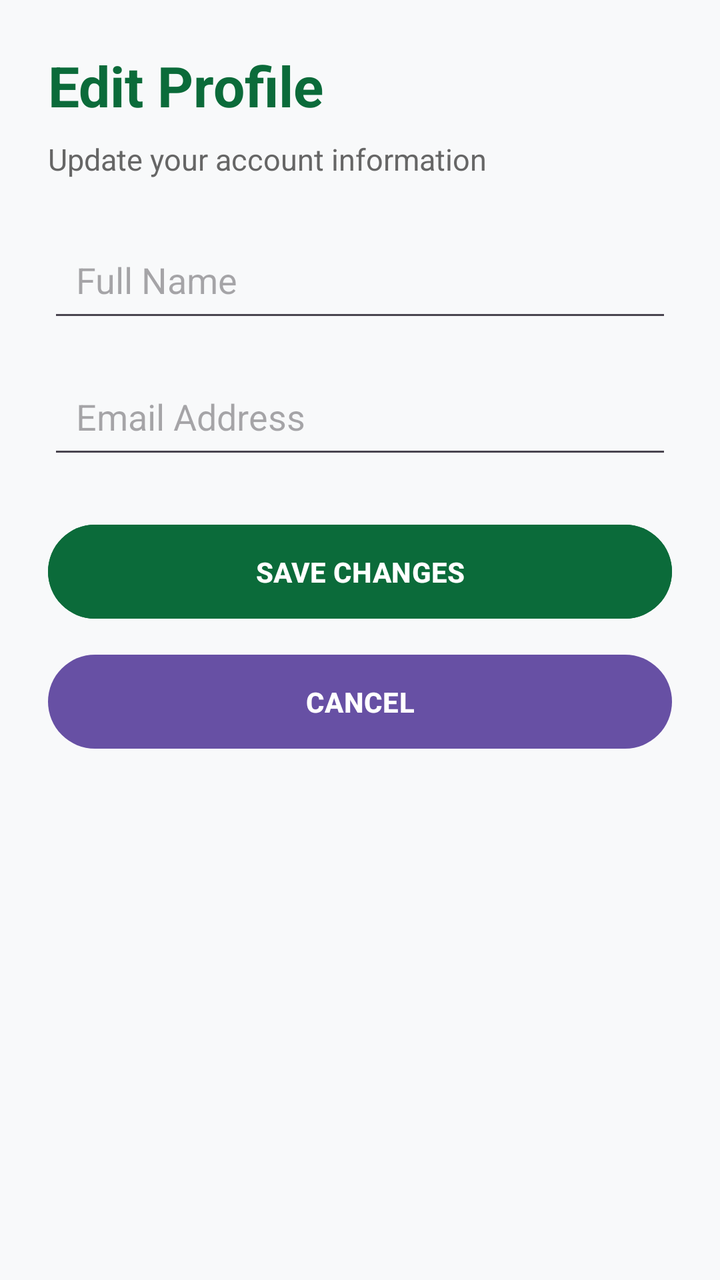
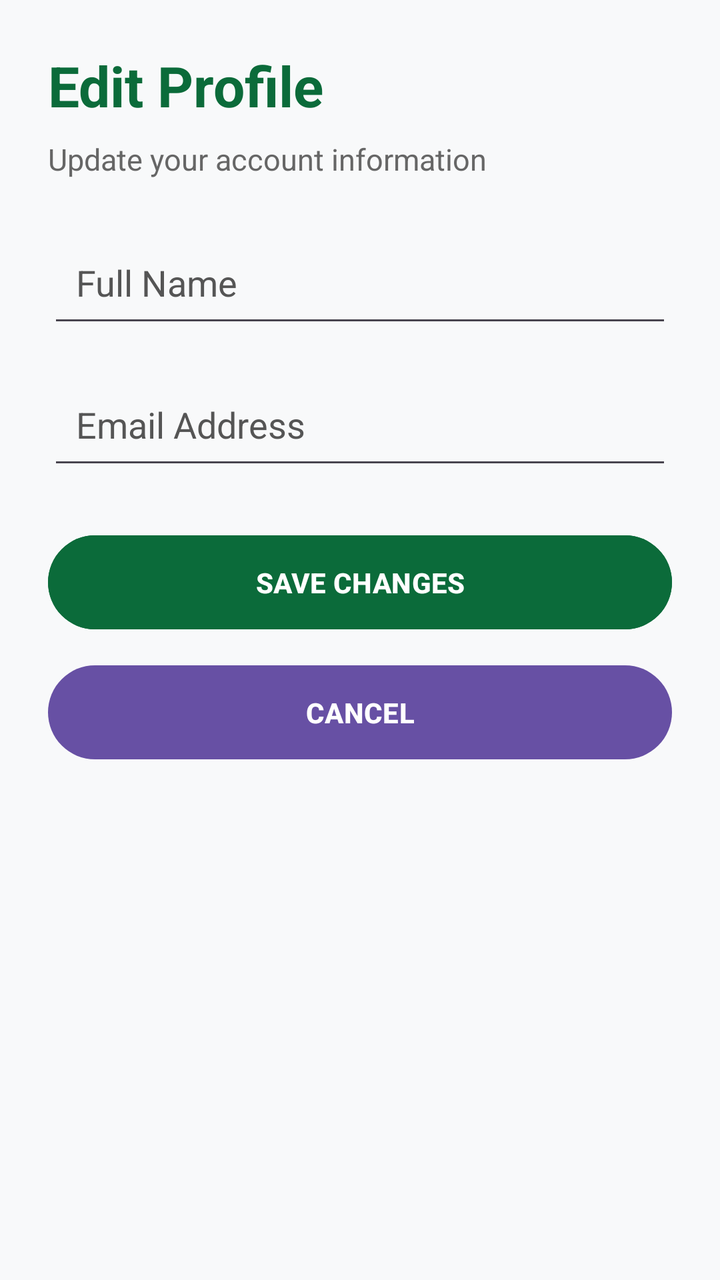

An Android layout rendered at two revisions. The XML below is the earlier revision; the diff shows what the commit changed to produce the second picture.
<!-- AndroidManifest.xml: application theme Theme.Taqreeb -->
<!-- res/layout/activity_edit_profile.xml -->
<?xml version="1.0" encoding="utf-8"?>
<ScrollView
    xmlns:android="http://schemas.android.com/apk/res/android"
    android:layout_width="match_parent"
    android:layout_height="match_parent"
    android:background="#F8F9FA">

    <LinearLayout
        android:layout_width="match_parent"
        android:layout_height="wrap_content"
        android:orientation="vertical"
        android:padding="24dp">

        <TextView
            android:layout_width="wrap_content"
            android:layout_height="wrap_content"
            android:text="Edit Profile"
            android:textSize="28sp"
            android:textStyle="bold"
            android:textColor="#0B6B3A"
            android:layout_marginBottom="8dp" />

        <TextView
            android:layout_width="wrap_content"
            android:layout_height="wrap_content"
            android:text="Update your account information"
            android:textSize="15sp"
            android:textColor="#666666"
            android:layout_marginBottom="24dp" />

        <EditText
            android:id="@+id/edtEditName"
            android:layout_width="match_parent"
            android:layout_height="wrap_content"
            android:hint="Full Name"
            android:inputType="textPersonName"
            android:padding="14dp"
            android:layout_marginBottom="16dp" />

        <EditText
            android:id="@+id/edtEditEmail"
            android:layout_width="match_parent"
            android:layout_height="wrap_content"
            android:hint="Email Address"
            android:inputType="textEmailAddress"
            android:padding="14dp"
            android:layout_marginBottom="24dp" />

        <Button
            android:id="@+id/btnSaveProfile"
            android:layout_width="match_parent"
            android:layout_height="wrap_content"
            android:text="SAVE CHANGES"
            android:textStyle="bold"
            android:textColor="#FFFFFF"
            android:backgroundTint="#0B6B3A"
            android:padding="14dp" />

        <Button
            android:id="@+id/btnCancelEdit"
            android:layout_width="match_parent"
            android:layout_height="wrap_content"
            android:text="CANCEL"
            android:textStyle="bold"
            android:layout_marginTop="10dp"
            android:padding="14dp" />

    </LinearLayout>

</ScrollView>
<!-- resources referenced by this layout -->
<resources>
  <style name="Theme.Taqreeb" parent="Base.Theme.Taqreeb" />
  <style name="Base.Theme.Taqreeb" parent="Theme.Material3.DayNight.NoActionBar">
          
          
      </style>
</resources>

<!-- the commit's change to res/layout/activity_edit_profile.xml (unified diff, before → after) -->
@@ -10,6 +10,8 @@
         android:layout_height="wrap_content"
         android:orientation="vertical"
         android:padding="24dp">
+
+        
 
         <TextView
             android:layout_width="wrap_content"
@@ -28,42 +30,54 @@
             android:textColor="#666666"
             android:layout_marginBottom="24dp" />
 
+
+        
+
         <EditText
             android:id="@+id/edtEditName"
             android:layout_width="match_parent"
-            android:layout_height="wrap_content"
+            android:layout_height="55dp"
             android:hint="Full Name"
+            android:textColorHint="#555555"
             android:inputType="textPersonName"
             android:padding="14dp"
             android:layout_marginBottom="16dp" />
 
+
+        
+
         <EditText
             android:id="@+id/edtEditEmail"
             android:layout_width="match_parent"
-            android:layout_height="wrap_content"
+            android:layout_height="55dp"
             android:hint="Email Address"
+            android:textColorHint="#555555"
             android:inputType="textEmailAddress"
             android:padding="14dp"
             android:layout_marginBottom="24dp" />
 
+
+        
+
         <Button
             android:id="@+id/btnSaveProfile"
             android:layout_width="match_parent"
-            android:layout_height="wrap_content"
+            android:layout_height="55dp"
             android:text="SAVE CHANGES"
             android:textStyle="bold"
             android:textColor="#FFFFFF"
-            android:backgroundTint="#0B6B3A"
-            android:padding="14dp" />
+            android:backgroundTint="#0B6B3A" />
+
+
+        
 
         <Button
             android:id="@+id/btnCancelEdit"
             android:layout_width="match_parent"
-            android:layout_height="wrap_content"
+            android:layout_height="55dp"
             android:text="CANCEL"
             android:textStyle="bold"
-            android:layout_marginTop="10dp"
-            android:padding="14dp" />
+            android:layout_marginTop="10dp" />
 
     </LinearLayout>
 
